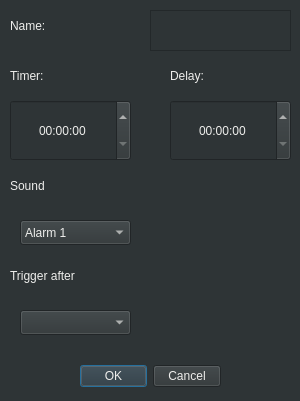
Qt form Lab2/addtimerdialog.ui (JustTaya/uniProjects_secondYear) before a commit.
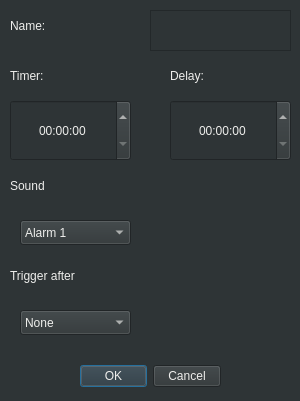
The same form after that commit.

The edit to the form file:
```diff
--- a/Lab2/addtimerdialog.ui
+++ b/Lab2/addtimerdialog.ui
@@ -151,6 +151,11 @@
      <height>25</height>
     </rect>
    </property>
+   <item>
+    <property name="text">
+     <string>None</string>
+    </property>
+   </item>
   </widget>
   <widget class="QLabel" name="Name_Label">
    <property name="geometry">
```
